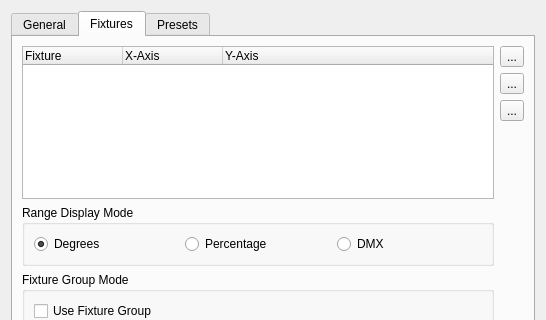
filipolszewsk/qlcplus, file ui/src/virtualconsole/vcxypadproperties.ui: the form before one commit; both pictures show x 0 to 546 and y 0 to 320 of the 546 by 472 pixel window.
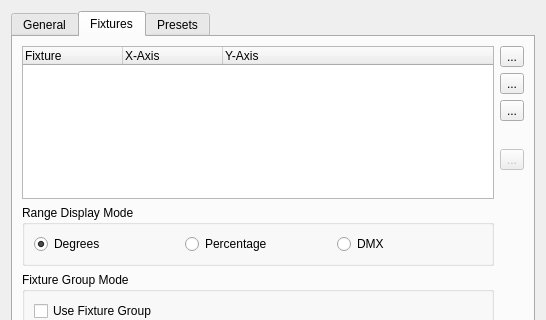
The form after the commit. The open tabs and pages were chosen to show the change. Icons and pictures are not drawn.

Commit message: feat(vcxypad): separate Row Filter paste group and add Reset Columns button

```diff
--- a/ui/src/virtualconsole/vcxypadproperties.ui
+++ b/ui/src/virtualconsole/vcxypadproperties.ui
@@ -249,6 +249,29 @@
          </property>
         </widget>
        </item>
+       <item row="3" column="1">
+        <widget class="QToolButton" name="m_resetColumnsButton">
+         <property name="toolTip">
+          <string>Restore all excluded columns back to the list</string>
+         </property>
+         <property name="text">
+          <string notr="true">...</string>
+         </property>
+         <property name="icon">
+          <iconset resource="../../../build/fixtureeditor/.qt/rcc/qlcui.qrc">
+           <normaloff>:/refresh.png</normaloff>:/refresh.png</iconset>
+         </property>
+         <property name="iconSize">
+          <size>
+           <width>32</width>
+           <height>32</height>
+          </size>
+         </property>
+         <property name="enabled">
+          <bool>false</bool>
+         </property>
+        </widget>
+       </item>
        <item row="4" column="0">
         <widget class="QGroupBox" name="groupBox">
          <property name="title">
```
Left out of the diff: 17 changed lines with no effect on the pictures. The commit also changes 3 other files.
